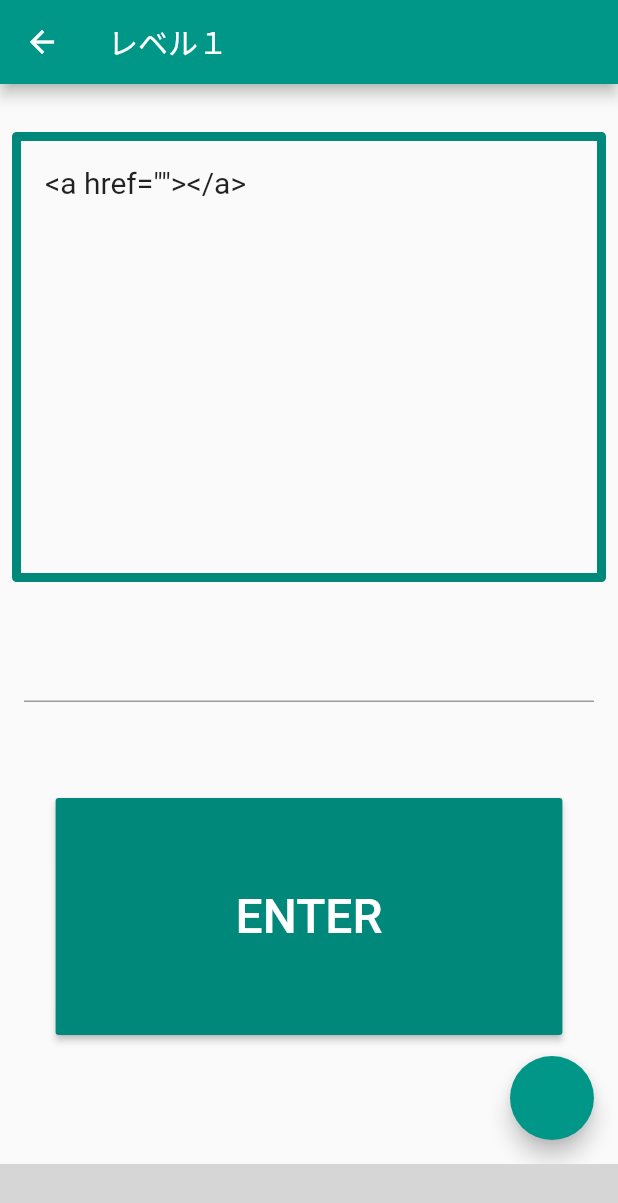
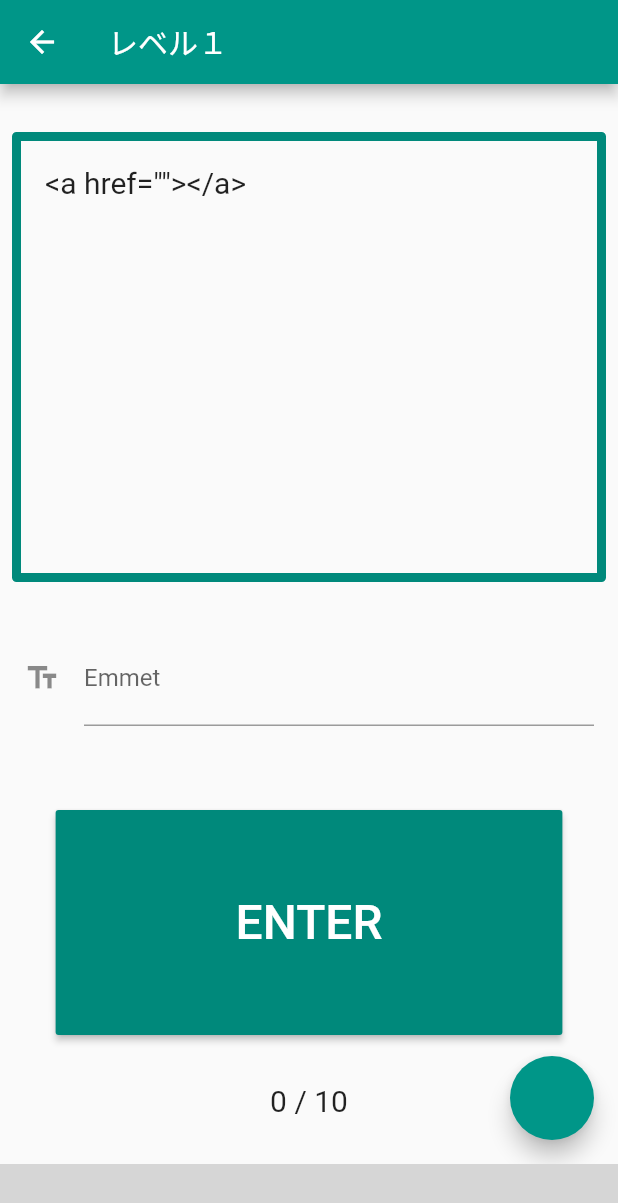
Before and after one commit to yuma11/emmet_dojo, a Flutter app: the screen it shows after launch, after a tap on "レベル１", on a phone screen of 412 x 824 dp. Shown: the top 1203 px of the screen. Run offline on Flutter 3.47's test engine with Material 2 defaults, Android fonts, the phone set to English and light mode, and no system bars; our stand-ins replace shared_preferences; missing offline and left inert: admob_flutter; grey boxes are pictures that could not be loaded.

Commit message:
feat: 問いを配列形式で出力

```diff
--- a/lib/play_page.dart
+++ b/lib/play_page.dart
@@ -13,6 +13,13 @@ class PlayPage extends StatefulWidget {
 class _PlayPageState extends State<PlayPage> {
   String mode;
   var _textController = TextEditingController();
+
+  // Emmet入力後の処理
+  void _submission() {
+    _textController.clear();
+  }
+
+  var question = ['<a href=""></a>', '<div>'];
 
   @override
   Widget build(BuildContext context) {
@@ -64,7 +71,7 @@ class _PlayPageState extends State<PlayPage> {
                         ),
                         child: SingleChildScrollView(
                           child: Text(
-                            '<a href=""></a>',
+                            this.question[0], // Todo クエスチョンの作成
                             style: TextStyle(fontSize: 20.0),
                           ),
                         ),
@@ -75,11 +82,16 @@ class _PlayPageState extends State<PlayPage> {
                   mainAxisAlignment: MainAxisAlignment.center,
                   children: <Widget>[
                     Padding(
-                      padding: const EdgeInsets.fromLTRB(16, 0, 16, 64),
+                      padding: const EdgeInsets.fromLTRB(16, 0, 16, 56),
                       child: Container(
                         width: MediaQuery.of(context).size.width - 32,
                         child: TextField(
                           controller: _textController,
+                          decoration: const InputDecoration(
+                            icon: Icon(Icons.text_fields),
+                            hintText: 'Emmetを入力してください',
+                            labelText: 'Emmet',
+                          ),
                         ),
                       ),
                     )
@@ -89,16 +101,27 @@ class _PlayPageState extends State<PlayPage> {
                   mainAxisAlignment: MainAxisAlignment.center,
                   children: <Widget>[
                     RaisedButton(
-                        padding: const EdgeInsets.fromLTRB(120, 60, 120, 60),
+                        padding: const EdgeInsets.fromLTRB(120, 56, 120, 56),
                         child: Text(
                           'ENTER',
-                          style: TextStyle(fontSize: 32.0),
+                          style: TextStyle(fontSize: 32),
                         ),
                         color: Colors.teal[600],
                         textColor: Colors.white,
                         onPressed: () {
                           model.add(this.mode);
+                          _submission();
                         }),
+                  ]),
+              Row(
+                  mainAxisAlignment: MainAxisAlignment.center,
+                  children: <Widget>[
+                    Padding(
+                        padding: EdgeInsets.only(top: 32),
+                        child: Text(
+                          '0 / 10',
+                          style: TextStyle(fontSize: 20),
+                        ))
                   ])
             ]);
           })),
```
